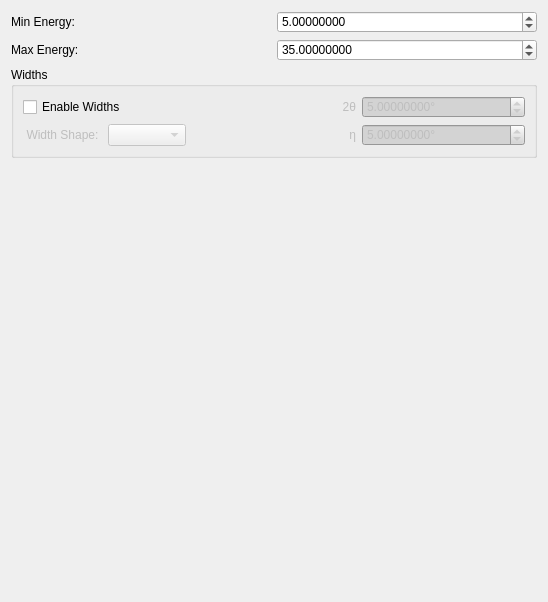
This is hexrd/ui/resources/ui/laue_overlay_editor.ui in HEXRD/hexrdgui as Qt 5 draws it before an edit. The edited form follows.
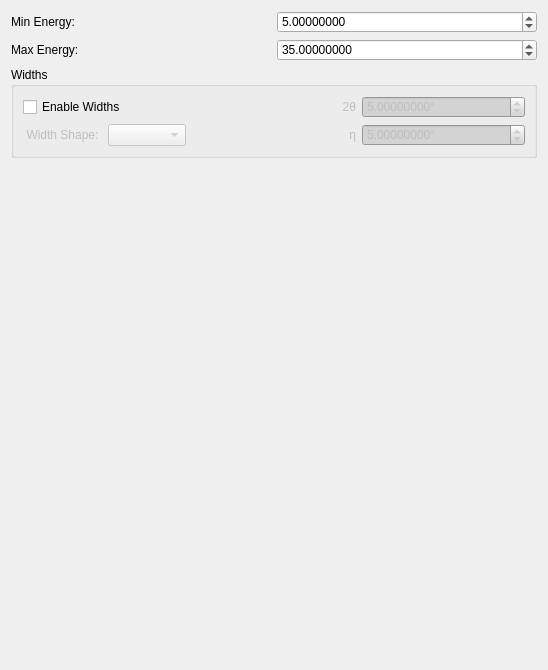
This is the edited form. Custom widgets are drawn as their Qt base class.

```diff
--- a/hexrd/ui/resources/ui/laue_overlay_editor.ui
+++ b/hexrd/ui/resources/ui/laue_overlay_editor.ui
@@ -7,7 +7,7 @@
     <x>0</x>
     <y>0</y>
     <width>548</width>
-    <height>602</height>
+    <height>670</height>
    </rect>
   </property>
   <property name="sizePolicy">
@@ -19,7 +19,7 @@
   <property name="minimumSize">
    <size>
     <width>0</width>
-    <height>0</height>
+    <height>670</height>
    </size>
   </property>
   <property name="windowTitle">
```
